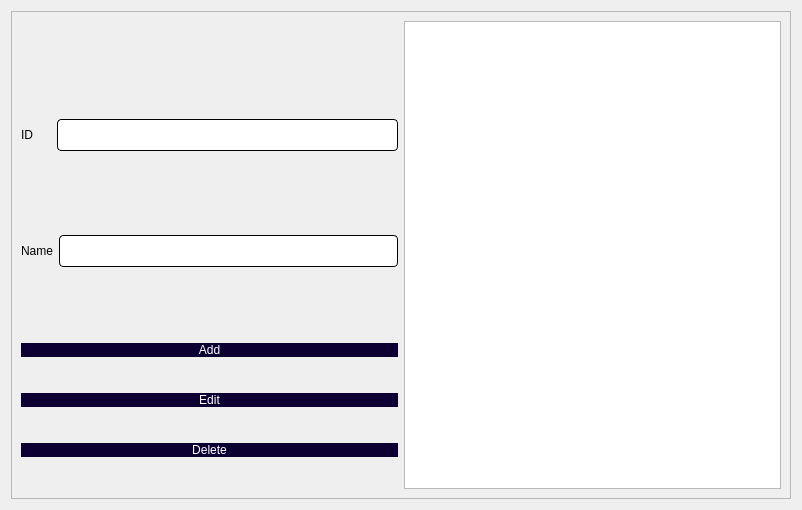
The window that BookHaven_(library+bookshop)/managebooks.ui (akibhaider/BOOK_HAVEN) describes before a commit, drawn with Qt 5.
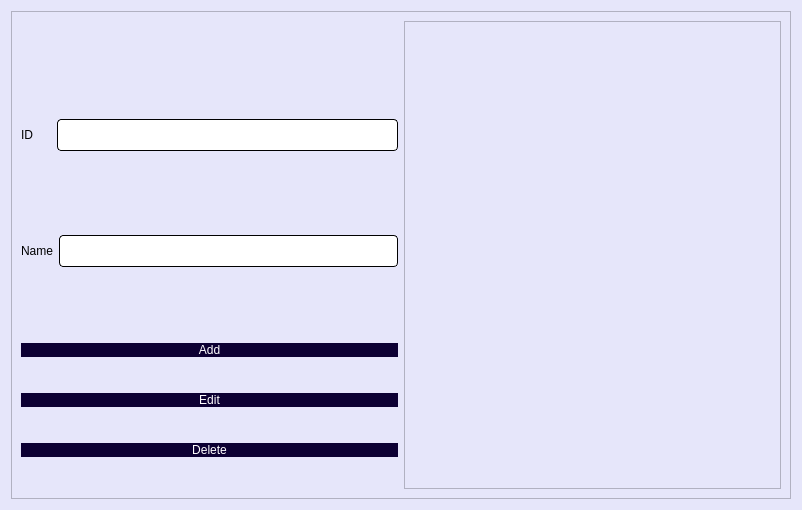
The same window after the commit.

The edit to the form file:
```diff
--- a/BookHaven_(library+bookshop)/managebooks.ui
+++ b/BookHaven_(library+bookshop)/managebooks.ui
@@ -13,6 +13,9 @@
   <property name="windowTitle">
    <string>Dialog</string>
   </property>
+  <property name="styleSheet">
+   <string notr="true">background-color: rgb(230, 230, 250);</string>
+  </property>
   <layout class="QHBoxLayout" name="horizontalLayout_6">
    <item>
     <widget class="QFrame" name="frame">
```
